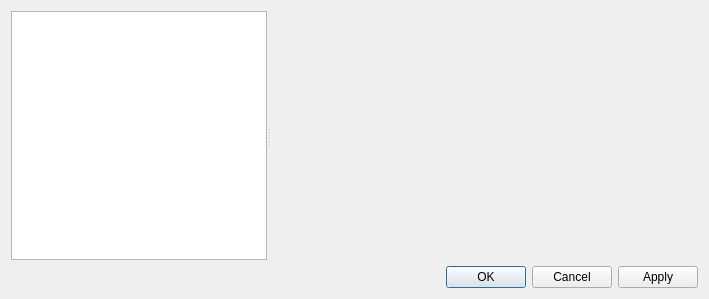
Qt form src/libkstapp/dialog.ui (Kst-plot/kst) before a commit.
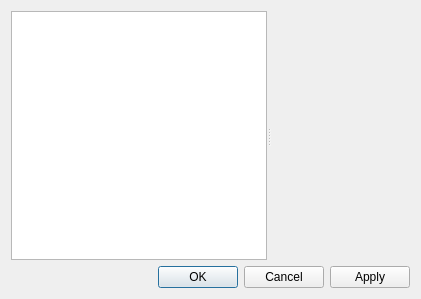
The same form after that commit.

```diff
--- a/src/libkstapp/dialog.ui
+++ b/src/libkstapp/dialog.ui
@@ -5,7 +5,7 @@
    <rect>
     <x>0</x>
     <y>0</y>
-    <width>709</width>
+    <width>421</width>
     <height>299</height>
    </rect>
   </property>
@@ -45,12 +45,6 @@
          <verstretch>0</verstretch>
         </sizepolicy>
        </property>
-       <property name="minimumSize" >
-        <size>
-         <width>325</width>
-         <height>0</height>
-        </size>
-       </property>
       </widget>
      </item>
      <item row="1" column="0" >
```
